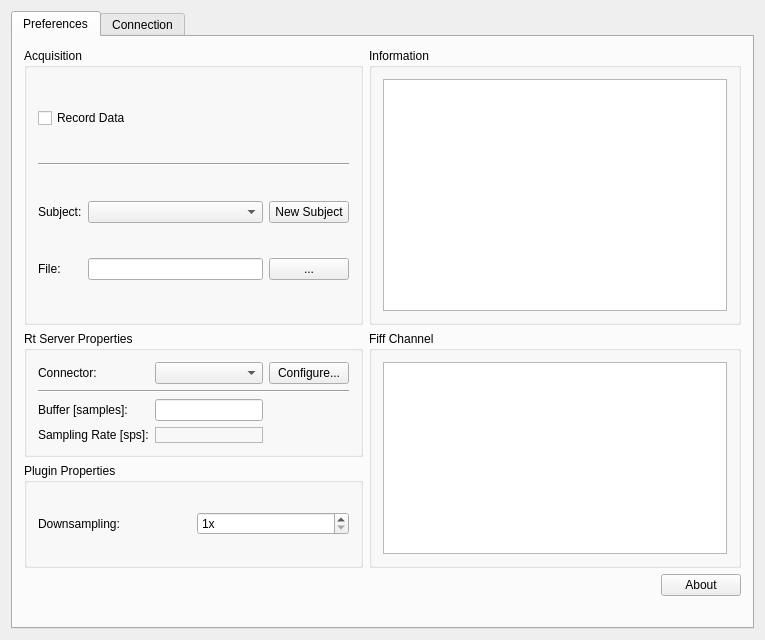
This is applications/mne_x/plugins/mnertclient/FormFiles/mnertclientsetup.ui in mne-tools/mne-cpp as Qt 5 draws it before an edit. The edited form follows.
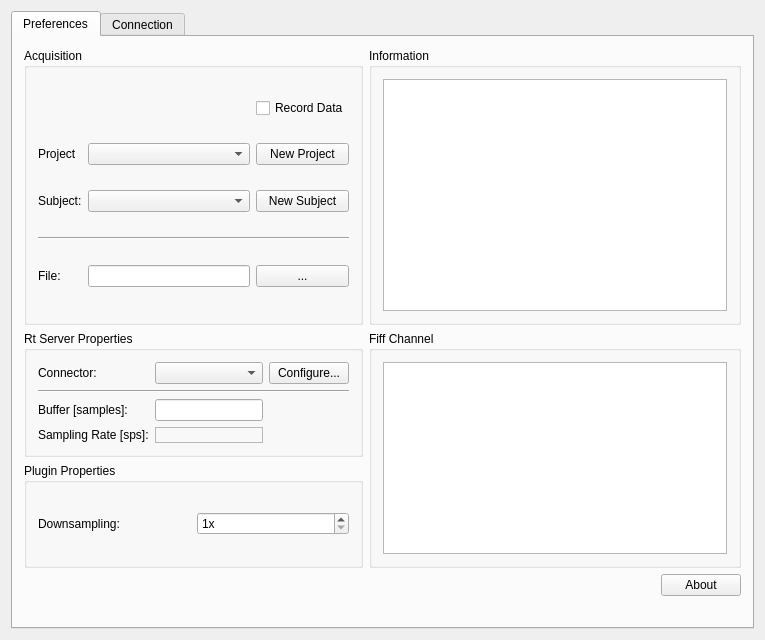
This is the edited form.

```diff
--- a/applications/mne_x/plugins/mnertclient/FormFiles/mnertclientsetup.ui
+++ b/applications/mne_x/plugins/mnertclient/FormFiles/mnertclientsetup.ui
@@ -175,54 +175,71 @@
             <string>Acquisition</string>
            </property>
            <layout class="QGridLayout" name="gridLayout">
-            <item row="3" column="1">
-             <widget class="QLineEdit" name="m_qLineEdit_FiffRecordFile"/>
-            </item>
-            <item row="3" column="2">
+            <item row="6" column="2">
              <widget class="QPushButton" name="m_qPushButton_FiffRecordFile">
               <property name="text">
                <string>...</string>
               </property>
              </widget>
             </item>
-            <item row="3" column="0">
-             <widget class="QLabel" name="label">
-              <property name="text">
-               <string>File:</string>
-              </property>
-             </widget>
-            </item>
-            <item row="1" column="0" colspan="3">
+            <item row="4" column="0" colspan="3">
              <widget class="Line" name="line_2">
               <property name="orientation">
                <enum>Qt::Horizontal</enum>
               </property>
              </widget>
             </item>
-            <item row="0" column="0" colspan="3">
-             <widget class="QCheckBox" name="m_qCheckBox_RecordData">
-              <property name="text">
-               <string>Record Data</string>
-              </property>
-             </widget>
-            </item>
-            <item row="2" column="0">
+            <item row="3" column="0">
              <widget class="QLabel" name="m_qLabel_SubjectDescription">
               <property name="text">
                <string>Subject:</string>
               </property>
              </widget>
             </item>
-            <item row="2" column="1">
+            <item row="3" column="1">
              <widget class="QComboBox" name="m_qComboBox_SubjectSelection"/>
             </item>
-            <item row="2" column="2">
+            <item row="3" column="2">
              <widget class="QPushButton" name="m_qPushButton_NewSubject">
               <property name="text">
                <string>New Subject</string>
               </property>
              </widget>
             </item>
+            <item row="2" column="2">
+             <widget class="QPushButton" name="m_qPushButton_NewProject">
+              <property name="text">
+               <string>New Project</string>
+              </property>
+             </widget>
+            </item>
+            <item row="6" column="0">
+             <widget class="QLabel" name="label">
+              <property name="text">
+               <string>File:</string>
+              </property>
+             </widget>
+            </item>
+            <item row="6" column="1">
+             <widget class="QLineEdit" name="m_qLineEdit_FiffRecordFile"/>
+            </item>
+            <item row="2" column="1">
+             <widget class="QComboBox" name="m_qComboBox_ProjectSelection"/>
+            </item>
+            <item row="2" column="0">
+             <widget class="QLabel" name="m_qLabel_ProjectDescription">
+              <property name="text">
+               <string>Project</string>
+              </property>
+             </widget>
+            </item>
+            <item row="0" column="2">
+             <widget class="QCheckBox" name="m_qCheckBox_RecordData">
+              <property name="text">
+               <string>Record Data</string>
+              </property>
+             </widget>
+            </item>
            </layout>
           </widget>
          </item>
```
